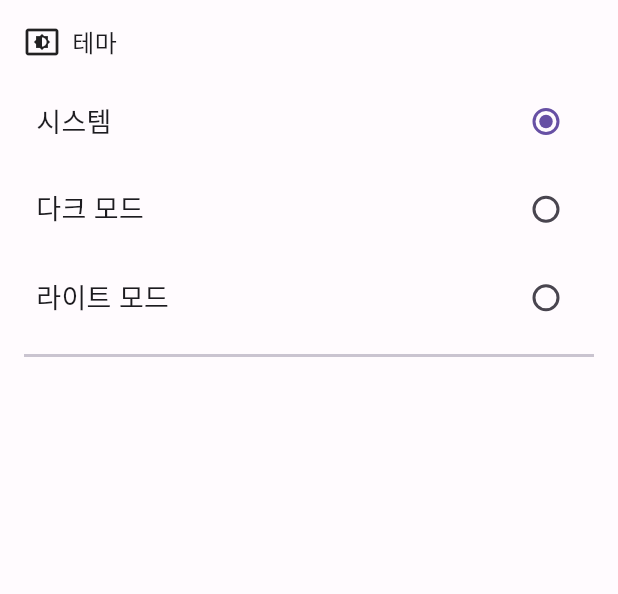
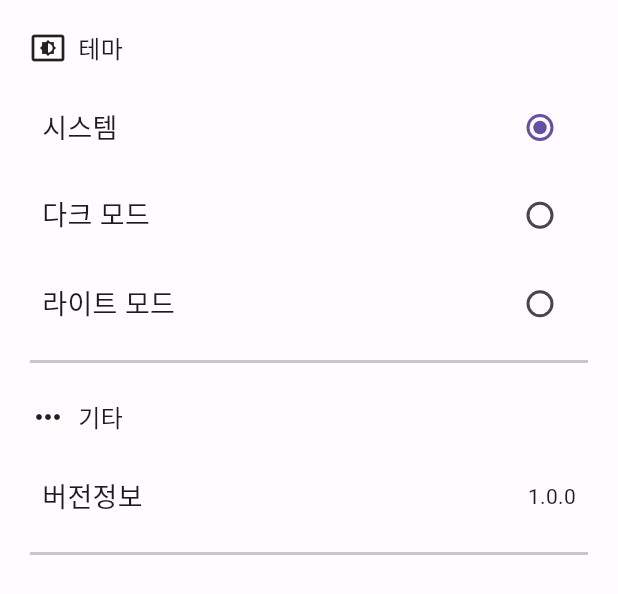
Before and after one commit to bonjin-million/momentry, a Flutter app: the SettingBody widget shown alone on an empty page, opened directly, on a phone screen of 412 x 824 dp. Shown: the top 594 px of the screen. Run offline on Flutter 3.47's test engine with Material 2 defaults, Android fonts, the phone set to English and light mode, and no system bars; our stand-ins replace firebase_core, firebase_crashlytics, flutter_riverpod, googleapis_auth, image_picker, logger and 5 more; missing offline and left inert: googleapis; accounts and stored records are empty; project files that could hold a hidden picture were left out.

Commit message:
Add GoogleDriveService, PackageInfoPlus

```diff
--- a/lib/screens/setting/components/setting_body.dart
+++ b/lib/screens/setting/components/setting_body.dart
@@ -2,6 +2,7 @@ import 'package:flutter/material.dart';
 import 'package:flutter_riverpod/flutter_riverpod.dart';
 import 'package:momentry/providers/theme_provider.dart';
 import 'package:momentry/screens/setting/components/setting_group.dart';
+import 'package:package_info_plus/package_info_plus.dart';
 
 class SettingBody extends ConsumerStatefulWidget {
   const SettingBody({Key? key}) : super(key: key);
@@ -11,13 +12,32 @@ class SettingBody extends ConsumerStatefulWidget {
 }
 
 class _SettingBodyState extends ConsumerState<SettingBody> {
+  PackageInfo? packageInfo;
+
+  @override
+  void initState() {
+    super.initState();
+
+    getPackageInfo();
+  }
+
+  void getPackageInfo() async {
+    final result = await PackageInfo.fromPlatform();
+    setState(() {
+      packageInfo = result;
+    });
+  }
+
   @override
   Widget build(BuildContext context) {
     return SingleChildScrollView(
-      padding: const EdgeInsets.all(16),
+      padding: const EdgeInsets.all(20),
       child: Column(
         children: [
-          SettingGroup(title: '테마', icon: Icons.settings_display, children: [
+          SettingGroup(
+            title: '테마',
+            icon: Icons.settings_display,
+            children: [
               SettingItem(
                 title: '시스템',
                 onPressed: () {
@@ -62,7 +82,26 @@ class _SettingBodyState extends ConsumerState<SettingBody> {
                   ),
                 ),
               ),
-          ])
+            ],
+          ),
+          const SizedBox(
+            height: 24,
+          ),
+          SettingGroup(
+            title: '기타',
+            icon: Icons.more_horiz_outlined,
+            children: [
+              SettingItem(
+                title: '버전정보',
+                onPressed: () {},
+                trailing: Row(
+                  children: [
+                    Text('${packageInfo?.version}'),
+                  ],
+                ),
+              ),
+            ],
+          ),
         ],
       ),
     );
--- /dev/null
+++ b/lib/services/google_drive_service.dart
@@ -0,0 +1,11 @@
+import 'dart:io';
+import 'package:googleapis/drive/v3.dart' as drive;
+import 'package:googleapis_auth/auth_io.dart' as auth;
+
+class GoogleDriveService {
+  Future<void> upload(File file) async {
+    try {
+
+    } catch (error) {}
+  }
+}
```
Also changed, not shown: pubspec.yaml (+7 -0 lines), pubspec.lock, 1 other file. Lines whose indentation alone changed are shown as unchanged.
